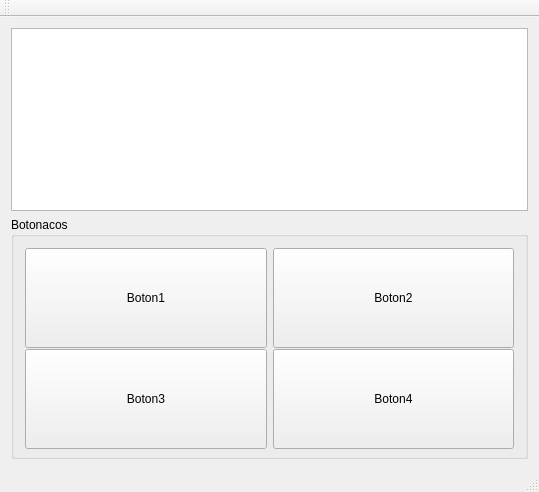
Above: QuizGame/mainwindow.ui from AlfTeleco/QuizGame_soft before the change. Below: the same form after it.
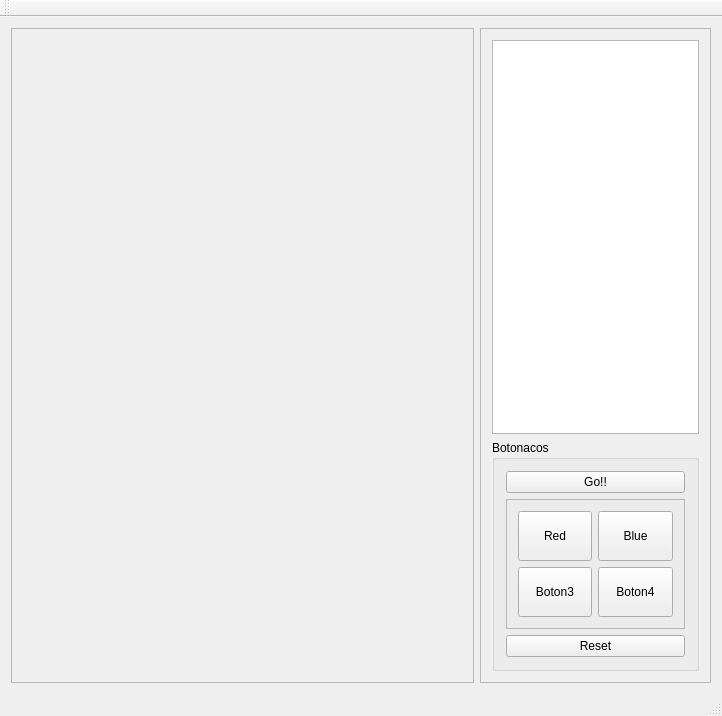
That is the form after the change.

Commit message: Added plot and a point each time a button is pushed

```diff
--- a/QuizGame/mainwindow.ui
+++ b/QuizGame/mainwindow.ui
@@ -6,14 +6,33 @@
    <rect>
     <x>0</x>
     <y>0</y>
-    <width>539</width>
-    <height>492</height>
+    <width>722</width>
+    <height>716</height>
    </rect>
   </property>
   <property name="windowTitle">
    <string>MainWindow</string>
   </property>
   <widget class="QWidget" name="centralWidget">
+   <layout class="QHBoxLayout" name="horizontalLayout" stretch="6,3">
+    <item>
+     <widget class="QFrame" name="plot">
+      <property name="frameShape">
+       <enum>QFrame::StyledPanel</enum>
+      </property>
+      <property name="frameShadow">
+       <enum>QFrame::Raised</enum>
+      </property>
+     </widget>
+    </item>
+    <item>
+     <widget class="QFrame" name="info">
+      <property name="frameShape">
+       <enum>QFrame::StyledPanel</enum>
+      </property>
+      <property name="frameShadow">
+       <enum>QFrame::Raised</enum>
+      </property>
    <layout class="QVBoxLayout" name="verticalLayout">
     <item>
      <widget class="QTextBrowser" name="log"/>
@@ -29,39 +48,68 @@
       <property name="title">
        <string>Botonacos</string>
       </property>
-      <layout class="QGridLayout" name="gridLayout">
+         <layout class="QVBoxLayout" name="verticalLayout_2">
+          <item>
+           <widget class="QPushButton" name="go">
+            <property name="text">
+             <string>Go!!</string>
+            </property>
+           </widget>
+          </item>
+          <item>
+           <widget class="QFrame" name="frame">
+            <property name="frameShape">
+             <enum>QFrame::StyledPanel</enum>
+            </property>
+            <property name="frameShadow">
+             <enum>QFrame::Raised</enum>
+            </property>
+            <layout class="QGridLayout" name="gridLayout_2">
+             <item row="0" column="0">
+              <widget class="QPushButton" name="red">
+               <property name="minimumSize">
+                <size>
+                 <width>50</width>
+                 <height>50</height>
+                </size>
+               </property>
+               <property name="text">
+                <string>Red</string>
+               </property>
+              </widget>
+             </item>
+             <item row="0" column="1">
+              <widget class="QPushButton" name="blue">
+               <property name="minimumSize">
+                <size>
+                 <width>50</width>
+                 <height>50</height>
+                </size>
+               </property>
+               <property name="text">
+                <string>Blue</string>
+               </property>
+              </widget>
+             </item>
        <item row="1" column="0">
-        <widget class="QPushButton" name="pushButton_3">
+              <widget class="QPushButton" name="pushButton">
          <property name="minimumSize">
           <size>
-           <width>100</width>
-           <height>100</height>
+                 <width>50</width>
+                 <height>50</height>
           </size>
          </property>
          <property name="text">
-          <string>Boton1</string>
+                <string>Boton3</string>
          </property>
         </widget>
        </item>
        <item row="1" column="1">
-        <widget class="QPushButton" name="pushButton_4">
-         <property name="minimumSize">
-          <size>
-           <width>100</width>
-           <height>100</height>
-          </size>
-         </property>
-         <property name="text">
-          <string>Boton2</string>
-         </property>
-        </widget>
-       </item>
-       <item row="2" column="1">
         <widget class="QPushButton" name="pushButton_2">
          <property name="minimumSize">
           <size>
-           <width>100</width>
-           <height>100</height>
+                 <width>50</width>
+                 <height>50</height>
           </size>
          </property>
          <property name="text">
@@ -69,17 +117,17 @@
          </property>
         </widget>
        </item>
-       <item row="2" column="0">
-        <widget class="QPushButton" name="pushButton">
-         <property name="minimumSize">
-          <size>
-           <width>100</width>
-           <height>100</height>
-          </size>
-         </property>
+            </layout>
+           </widget>
+          </item>
+          <item>
+           <widget class="QPushButton" name="pushButton_3">
          <property name="text">
-          <string>Boton3</string>
-         </property>
+             <string>Reset</string>
+            </property>
+           </widget>
+          </item>
+         </layout>
         </widget>
        </item>
       </layout>
```
Left out of the diff: 2 changed lines with no effect on the pictures. Lines whose indentation alone changed are shown as unchanged. The commit also changes 5 other files.
